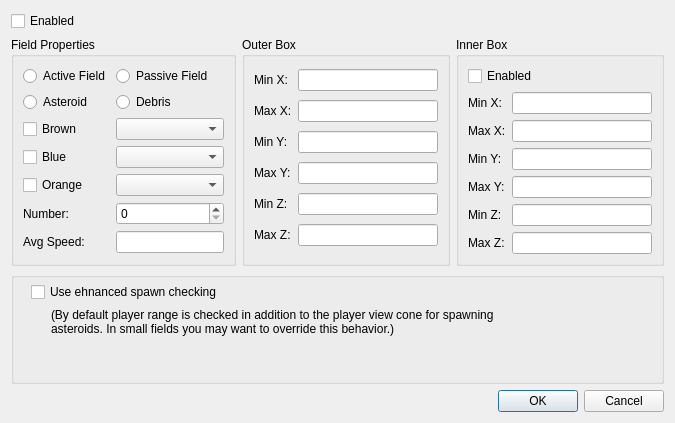
Old version of the form qtfred/ui/AsteroidEditorDialog.ui in the repository scp-fs2open/fs2open.github.com.
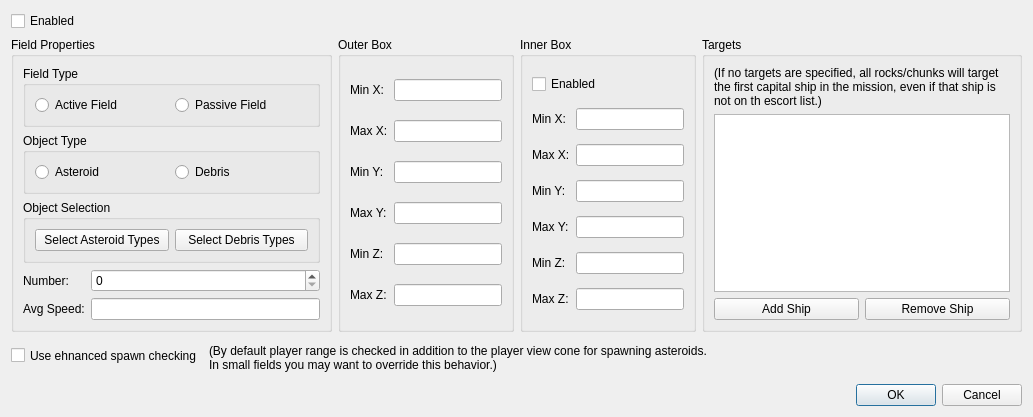
New version of the form.

Commit message: begin asteroid dialog rewrite

Patch:
```diff
--- a/qtfred/ui/AsteroidEditorDialog.ui
+++ b/qtfred/ui/AsteroidEditorDialog.ui
@@ -6,8 +6,8 @@
    <rect>
     <x>0</x>
     <y>0</y>
-    <width>675</width>
-    <height>423</height>
+    <width>1033</width>
+    <height>408</height>
    </rect>
   </property>
   <property name="sizePolicy">
@@ -35,6 +35,12 @@
          <property name="enabled">
           <bool>true</bool>
          </property>
+         <property name="sizePolicy">
+          <sizepolicy hsizetype="Preferred" vsizetype="Preferred">
+           <horstretch>1</horstretch>
+           <verstretch>0</verstretch>
+          </sizepolicy>
+         </property>
          <property name="accessibleName">
           <string>Field Properties</string>
          </property>
@@ -42,23 +48,35 @@
           <string>Field Properties</string>
          </property>
          <layout class="QGridLayout" name="gridLayout_4">
-          <item row="3" column="0">
-           <widget class="QRadioButton" name="radioButtonAsteroid">
+          <item row="0" column="0">
+           <widget class="QGroupBox" name="fieldType">
+            <property name="sizePolicy">
+             <sizepolicy hsizetype="Preferred" vsizetype="Preferred">
+              <horstretch>0</horstretch>
+              <verstretch>0</verstretch>
+             </sizepolicy>
+            </property>
+            <property name="minimumSize">
+             <size>
+              <width>0</width>
+              <height>0</height>
+             </size>
+            </property>
+            <property name="title">
+             <string>Field Type</string>
+            </property>
+            <layout class="QHBoxLayout" name="horizontalLayout">
+             <item>
+              <widget class="QRadioButton" name="radioButtonActiveField">
             <property name="text">
-             <string>Asteroid</string>
+                <string>Active Field</string>
             </property>
             <attribute name="buttonGroup">
-             <string notr="true">radioAsteroidDebris</string>
+                <string notr="true">radioActivePassive</string>
             </attribute>
            </widget>
           </item>
-          <item row="7" column="2">
-           <widget class="QComboBox" name="debris1"/>
-          </item>
-          <item row="9" column="2">
-           <widget class="QComboBox" name="debris2"/>
-          </item>
-          <item row="1" column="2">
+             <item>
            <widget class="QRadioButton" name="radioButtonPassiveField">
             <property name="text">
              <string>Passive Field</string>
@@ -68,69 +86,84 @@
             </attribute>
            </widget>
           </item>
-          <item row="5" column="0">
-           <widget class="QCheckBox" name="checkBoxBrown">
-            <property name="text">
-             <string>Brown</string>
-            </property>
+            </layout>
            </widget>
           </item>
-          <item row="3" column="2">
-           <widget class="QRadioButton" name="radioButtonShip">
-            <property name="text">
-             <string>Debris</string>
-            </property>
-            <attribute name="buttonGroup">
-             <string notr="true">radioAsteroidDebris</string>
-            </attribute>
-           </widget>
-          </item>
-          <item row="12" column="0">
-           <widget class="QLabel" name="labelAvgSpeed">
-            <property name="text">
-             <string>Avg Speed:</string>
-            </property>
-           </widget>
-          </item>
-          <item row="11" column="0">
+          <item row="3" column="0">
+           <layout class="QFormLayout" name="propertiesWidgets">
+            <item row="0" column="1">
+             <widget class="QSpinBox" name="spinBoxNumber"/>
+            </item>
+            <item row="0" column="0">
            <widget class="QLabel" name="labelNumber">
             <property name="text">
              <string>Number:</string>
             </property>
            </widget>
           </item>
-          <item row="11" column="2">
-           <widget class="QSpinBox" name="spinBoxNumber"/>
-          </item>
-          <item row="7" column="0">
-           <widget class="QCheckBox" name="checkBoxBlue">
+            <item row="1" column="0">
+             <widget class="QLabel" name="labelAvgSpeed">
             <property name="text">
-             <string>Blue</string>
+               <string>Avg Speed:</string>
             </property>
            </widget>
           </item>
-          <item row="9" column="0">
-           <widget class="QCheckBox" name="checkBoxOrange">
-            <property name="text">
-             <string>Orange</string>
-            </property>
-           </widget>
-          </item>
-          <item row="12" column="2">
+            <item row="1" column="1">
            <widget class="QLineEdit" name="lineEditAvgSpeed"/>
           </item>
+           </layout>
+          </item>
           <item row="1" column="0">
-           <widget class="QRadioButton" name="radioButtonActiveField">
+           <widget class="QGroupBox" name="objectType">
+            <property name="title">
+             <string>Object Type</string>
+            </property>
+            <layout class="QHBoxLayout" name="horizontalLayout_2">
+             <item>
+              <widget class="QRadioButton" name="radioButtonAsteroid">
             <property name="text">
-             <string>Active Field</string>
+                <string>Asteroid</string>
             </property>
             <attribute name="buttonGroup">
-             <string notr="true">radioActivePassive</string>
+                <string notr="true">radioAsteroidDebris</string>
             </attribute>
            </widget>
           </item>
-          <item row="5" column="2">
-           <widget class="QComboBox" name="debris0"/>
+             <item>
+              <widget class="QRadioButton" name="radioButtonShip">
+               <property name="text">
+                <string>Debris</string>
+               </property>
+               <attribute name="buttonGroup">
+                <string notr="true">radioAsteroidDebris</string>
+               </attribute>
+              </widget>
+             </item>
+            </layout>
+           </widget>
+          </item>
+          <item row="2" column="0">
+           <widget class="QGroupBox" name="objectSelection">
+            <property name="title">
+             <string>Object Selection</string>
+            </property>
+            <layout class="QHBoxLayout" name="horizontalLayout_3">
+             <item>
+              <widget class="QPushButton" name="asteroidSelectButton">
+               <property name="text">
+                <string>Select Asteroid Types</string>
+               </property>
+              </widget>
+             </item>
+             <item>
+              <widget class="QPushButton" name="debrisSelectButton">
+               <property name="text">
+                <string>Select Debris Types</string>
+               </property>
+              </widget>
+             </item>
+            </layout>
+           </widget>
           </item>
          </layout>
         </widget>
@@ -141,10 +174,17 @@
           <string>Outer Box</string>
          </property>
          <layout class="QGridLayout" name="gridLayout_2">
-          <item row="0" column="0">
-           <widget class="QLabel" name="label_obox_minX">
+          <item row="7" column="0">
+           <widget class="QLabel" name="label_obox_minZ">
             <property name="text">
-             <string>Min X:</string>
+             <string>Min Z:</string>
+            </property>
+           </widget>
+          </item>
+          <item row="5" column="0">
+           <widget class="QLabel" name="label_obox_maxY">
+            <property name="text">
+             <string>Max Y:</string>
             </property>
            </widget>
           </item>
@@ -155,26 +195,6 @@
             </property>
            </widget>
           </item>
-          <item row="7" column="1">
-           <widget class="QLineEdit" name="lineEdit_obox_minZ"/>
-          </item>
-          <item row="3" column="0">
-           <widget class="QLabel" name="label_obox_maxX">
-            <property name="text">
-             <string>Max X:</string>
-            </property>
-           </widget>
-          </item>
-          <item row="0" column="1">
-           <widget class="QLineEdit" name="lineEdit_obox_minX"/>
-          </item>
-          <item row="5" column="0">
-           <widget class="QLabel" name="label_obox_maxY">
-            <property name="text">
-             <string>Max Y:</string>
-            </property>
-           </widget>
-          </item>
           <item row="9" column="0">
            <widget class="QLabel" name="label_obox_maxZ">
             <property name="text">
@@ -182,54 +202,69 @@
             </property>
            </widget>
           </item>
+          <item row="3" column="0">
+           <widget class="QLabel" name="label_obox_maxX">
+            <property name="text">
+             <string>Max X:</string>
+            </property>
+           </widget>
+          </item>
+          <item row="0" column="0">
+           <widget class="QLabel" name="label_obox_minX">
+            <property name="text">
+             <string>Min X:</string>
+            </property>
+           </widget>
+          </item>
+          <item row="3" column="1">
+           <widget class="QLineEdit" name="lineEdit_obox_maxX"/>
+          </item>
           <item row="4" column="1">
            <widget class="QLineEdit" name="lineEdit_obox_minY"/>
           </item>
-          <item row="7" column="0">
-           <widget class="QLabel" name="label_obox_minZ">
-            <property name="text">
-             <string>Min Z:</string>
-            </property>
-           </widget>
-          </item>
-          <item row="9" column="1">
-           <widget class="QLineEdit" name="lineEdit_obox_maxZ"/>
-          </item>
-          <item row="3" column="1">
-           <widget class="QLineEdit" name="lineEdit_obox_maxX"/>
-          </item>
           <item row="5" column="1">
            <widget class="QLineEdit" name="lineEdit_obox_maxY"/>
           </item>
+          <item row="0" column="1">
+           <widget class="QLineEdit" name="lineEdit_obox_minX"/>
+          </item>
+          <item row="9" column="1">
+           <widget class="QLineEdit" name="lineEdit_obox_maxZ"/>
+          </item>
+          <item row="7" column="1">
+           <widget class="QLineEdit" name="lineEdit_obox_minZ"/>
+          </item>
          </layout>
         </widget>
        </item>
        <item>
         <widget class="QGroupBox" name="innerBox">
+         <property name="sizePolicy">
+          <sizepolicy hsizetype="Preferred" vsizetype="Preferred">
+           <horstretch>0</horstretch>
+           <verstretch>0</verstretch>
+          </sizepolicy>
+         </property>
          <property name="title">
           <string>Inner Box</string>
          </property>
          <layout class="QGridLayout" name="gridLayout_3">
-          <item row="3" column="1">
-           <widget class="QLineEdit" name="lineEdit_ibox_maxX"/>
-          </item>
-          <item row="5" column="0">
-           <widget class="QLabel" name="label_ibox_minY">
-            <property name="text">
-             <string>Min Y:</string>
-            </property>
-           </widget>
-          </item>
-          <item row="1" column="0">
-           <widget class="QLabel" name="label_ibox_minX">
-            <property name="text">
-             <string>Min X:</string>
-            </property>
-           </widget>
-          </item>
           <item row="1" column="1">
            <widget class="QLineEdit" name="lineEdit_ibox_minX"/>
           </item>
+          <item row="5" column="1">
+           <widget class="QLineEdit" name="lineEdit_ibox_minY"/>
+          </item>
+          <item row="3" column="1">
+           <widget class="QLineEdit" name="lineEdit_ibox_maxX"/>
+          </item>
+          <item row="0" column="0" colspan="2">
+           <widget class="QCheckBox" name="innerBoxEnabled">
+            <property name="text">
+             <string>Enabled</string>
+            </property>
+           </widget>
+          </item>
           <item row="7" column="0">
            <widget class="QLabel" name="label_ibox_minZ">
             <property name="text">
@@ -237,25 +272,26 @@
             </property>
            </widget>
           </item>
+          <item row="9" column="0">
+           <widget class="QLabel" name="label_ibox_maxZ">
+            <property name="text">
+             <string>Max Z:</string>
+            </property>
+           </widget>
+          </item>
+          <item row="5" column="0">
+           <widget class="QLabel" name="label_ibox_minY">
+            <property name="text">
+             <string>Min Y:</string>
+            </property>
+           </widget>
+          </item>
           <item row="9" column="1">
            <widget class="QLineEdit" name="lineEdit_ibox_maxZ"/>
           </item>
-          <item row="5" column="1">
-           <widget class="QLineEdit" name="lineEdit_ibox_minY"/>
-          </item>
           <item row="7" column="1">
            <widget class="QLineEdit" name="lineEdit_ibox_minZ"/>
           </item>
-          <item row="9" column="0">
-           <widget class="QLabel" name="label_ibox_maxZ">
-            <property name="text">
-             <string>Max Z:</string>
-            </property>
-           </widget>
-          </item>
-          <item row="6" column="1">
-           <widget class="QLineEdit" name="lineEdit_ibox_maxY"/>
-          </item>
           <item row="6" column="0">
            <widget class="QLabel" name="label_ibox_maxY">
             <property name="text">
@@ -270,32 +306,71 @@
             </property>
            </widget>
           </item>
-          <item row="0" column="0" colspan="2">
-           <widget class="QCheckBox" name="innerBoxEnabled">
+          <item row="1" column="0">
+           <widget class="QLabel" name="label_ibox_minX">
             <property name="text">
-             <string>Enabled</string>
+             <string>Min X:</string>
             </property>
            </widget>
           </item>
-         </layout>
-        </widget>
-       </item>
-      </layout>
+          <item row="6" column="1">
+           <widget class="QLineEdit" name="lineEdit_ibox_maxY"/>
+          </item>
+         </layout>
+        </widget>
      </item>
      <item>
-      <widget class="QGroupBox" name="groupBox">
+        <widget class="QGroupBox" name="targets">
+         <property name="sizePolicy">
+          <sizepolicy hsizetype="Preferred" vsizetype="Preferred">
+           <horstretch>1</horstretch>
+           <verstretch>0</verstretch>
+          </sizepolicy>
+         </property>
        <property name="title">
-        <string/>
-       </property>
+          <string>Targets</string>
+         </property>
+         <layout class="QVBoxLayout" name="verticalLayout_2">
+          <item>
+           <widget class="QLabel" name="targetHelpText">
+            <property name="text">
+             <string>(If no targets are specified, all rocks/chunks will target the first capital ship in the mission, even if that ship is not on th escort list.)</string>
+            </property>
+            <property name="wordWrap">
+             <bool>true</bool>
+            </property>
+           </widget>
+          </item>
+          <item>
+           <widget class="QListWidget" name="targetListBox"/>
+          </item>
+          <item>
+           <layout class="QHBoxLayout" name="horizontalLayout_4">
+            <item>
+             <widget class="QPushButton" name="targetAddButton">
+              <property name="text">
+               <string>Add Ship</string>
+              </property>
+             </widget>
+            </item>
+            <item>
+             <widget class="QPushButton" name="targetRemoveButton">
+              <property name="text">
+               <string>Remove Ship</string>
+              </property>
+             </widget>
+            </item>
+           </layout>
+          </item>
+         </layout>
+        </widget>
+       </item>
+      </layout>
+     </item>
+     <item>
+      <layout class="QFormLayout" name="formLayout">
+       <item row="0" column="0">
        <widget class="QCheckBox" name="enhancedFieldEnabled">
-        <property name="geometry">
-         <rect>
-          <x>20</x>
-          <y>10</y>
-          <width>653</width>
-          <height>20</height>
-         </rect>
-        </property>
         <property name="sizePolicy">
          <sizepolicy hsizetype="Preferred" vsizetype="Preferred">
           <horstretch>0</horstretch>
@@ -306,15 +381,9 @@
          <string>Use ehnanced spawn checking</string>
         </property>
        </widget>
-       <widget class="QLabel" name="label">
-        <property name="geometry">
-         <rect>
-          <x>40</x>
-          <y>30</y>
-          <width>450</width>
-          <height>40</height>
-         </rect>
-        </property>
+       </item>
+       <item row="0" column="1">
+        <widget class="QLabel" name="enhancedFieldHelpText">
         <property name="sizePolicy">
          <sizepolicy hsizetype="Preferred" vsizetype="Preferred">
           <horstretch>0</horstretch>
@@ -340,7 +409,8 @@
          <bool>true</bool>
         </property>
        </widget>
-      </widget>
+       </item>
+      </layout>
      </item>
     </layout>
    </item>
```
Lines whose indentation alone changed are shown as unchanged. The commit also changes 5 other files.
